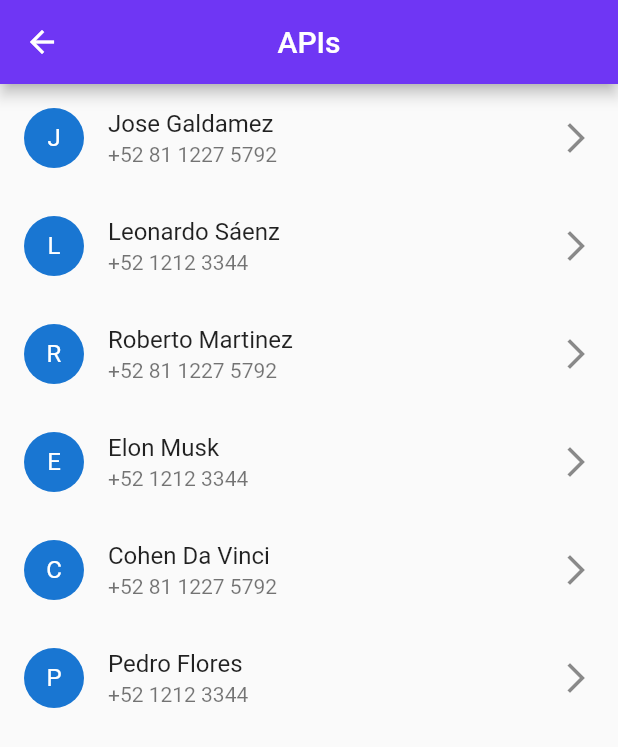
After one commit to leonardos4enz/Aprendiendo-Flutter, a Flutter app: the screen it shows after launch, after a tap on "🚧 Ir a APIs >> Listas", on a phone screen of 412 x 824 dp. The commit adds this screen. Shown: the top 747 px of the screen. Run offline on Flutter 3.47's test engine with Material 2 defaults, Android fonts, the phone set to English and light mode, and no system bars.

Commit message:
API REST >> Listas

```diff
--- a/lib/main.dart
+++ b/lib/main.dart
@@ -2,6 +2,7 @@ import 'package:flutter/material.dart';
 import 'package:flutter_1/pages/page02.dart';
 import 'package:flutter_1/pages/page03.dart';
 import 'package:flutter_1/pages/page04.dart';
+import 'package:flutter_1/pages/page05.dart';
 //paqiete de importacion
 
 void main() {
@@ -72,7 +73,13 @@ Widget cuerpo(context) {
             Navigator.push(
                 context, MaterialPageRoute(builder: (context) => Page04()));
           },
-          child: Text("🛰 Ir a APIs"))
+          child: Text("🚧 Ir a APIs >> Clases")),
+      ElevatedButton(
+          onPressed: () {
+            Navigator.push(
+                context, MaterialPageRoute(builder: (context) => Page05()));
+          },
+          child: Text("🚧 Ir a APIs >> Listas")),
     ],
   )));
 }
--- /dev/null
+++ b/lib/pages/page05.dart
@@ -0,0 +1,84 @@
+import 'package:flutter/material.dart';
+
+class Page05 extends StatefulWidget {
+  @override
+  _Page05State createState() => _Page05State();
+}
+
+class _Page05State extends State<Page05> {
+  List<People> _people = [
+    People("Jose", "Galdamez", "+52 81 1227 5792"),
+    People("Leonardo", "Sáenz", "+52 1212 3344"),
+    People("Roberto", "Martinez", "+52 81 1227 5792"),
+    People("Elon", "Musk", "+52 1212 3344"),
+    People("Cohen", "Da Vinci", "+52 81 1227 5792"),
+    People("Pedro", "Flores", "+52 1212 3344")
+  ];
+
+  @override
+  Widget build(BuildContext context) {
+    return Scaffold(
+        appBar: AppBar(
+          backgroundColor: Color.fromARGB(255, 111, 54, 244),
+          title: Text("APIs"),
+          centerTitle: true,
+          //automaticallyImplyLeading: false,
+        ),
+        body: Center(
+            child: ListView.builder(
+                itemCount: _people.length,
+                itemBuilder: (context, index) {
+                  return ListTile(
+                    onLongPress: () => _erasePerson(context, _people[index]),
+                    onTap: () => {print(_people[index].name)},
+                    title: Text(
+                        _people[index].name + ' ' + _people[index].lastname),
+                    subtitle: Text(_people[index].phone),
+                    leading: CircleAvatar(
+                      child: Text(_people[index].name.substring(0, 1)),
+                    ),
+                    trailing: Icon(Icons.arrow_forward_ios),
+                  );
+                })));
+  }
+
+  _erasePerson(context, People persona) {
+    showDialog(
+        context: context,
+        builder: (_) => AlertDialog(
+              title: Text("Eliminar contacto"),
+              content: Text("¿Está seguro de querer eliminar el contacto?"),
+              actions: [
+                TextButton(
+                    onPressed: () =>
+                        {print(persona.name), Navigator.pop(context)},
+                    child: Text("Cancelar",
+                        style: TextStyle(
+                            color: Color.fromARGB(255, 54, 98, 244)))),
+                TextButton(
+                    onPressed: () => {
+                          print(persona.name),
+                          setState(() {
+                            _people.remove(persona);
+                          }),
+                          Navigator.pop(context)
+                        },
+                    child: Text("Borrar",
+                        style:
+                            TextStyle(color: Color.fromARGB(255, 255, 17, 0)))),
+              ],
+            ));
+  }
+}
+
+class People {
+  String name = "";
+  String lastname = "";
+  String phone = "";
+
+  People(String name, String lastname, String phone) {
+    this.name = name;
+    this.lastname = lastname;
+    this.phone = phone;
+  }
+}
```
